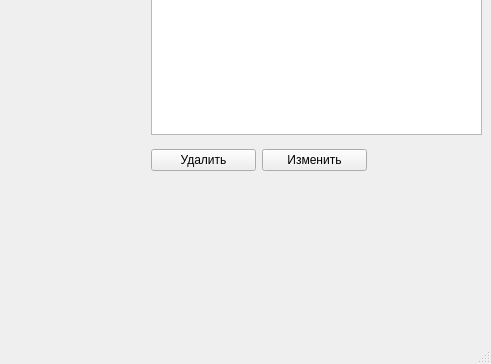
Old version of the form mainwindow.ui in the repository mikkk-0/Sklad; both pictures show x 309 to 800 and y 236 to 600 of the 800 by 600 pixel window.
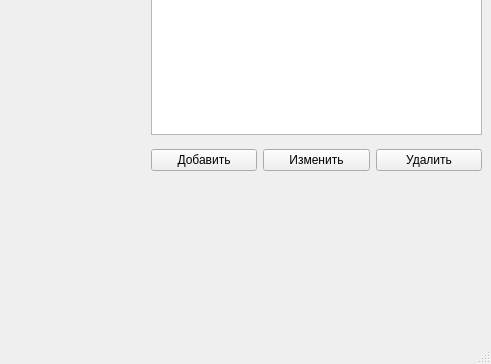
New version of the form.

Diff of the .ui file:
```diff
--- a/mainwindow.ui
+++ b/mainwindow.ui
@@ -52,15 +52,15 @@
      <rect>
       <x>460</x>
       <y>380</y>
-      <width>216</width>
+      <width>331</width>
       <height>32</height>
      </rect>
     </property>
     <layout class="QHBoxLayout" name="horizontalLayout">
      <item>
-      <widget class="QPushButton" name="delete_2">
+      <widget class="QPushButton" name="add">
        <property name="text">
-        <string>Удалить</string>
+        <string>Добавить</string>
        </property>
       </widget>
      </item>
@@ -71,6 +71,13 @@
        </property>
       </widget>
      </item>
+     <item>
+      <widget class="QPushButton" name="delete_2">
+       <property name="text">
+        <string>Удалить</string>
+       </property>
+      </widget>
+     </item>
     </layout>
    </widget>
   </widget>
```
